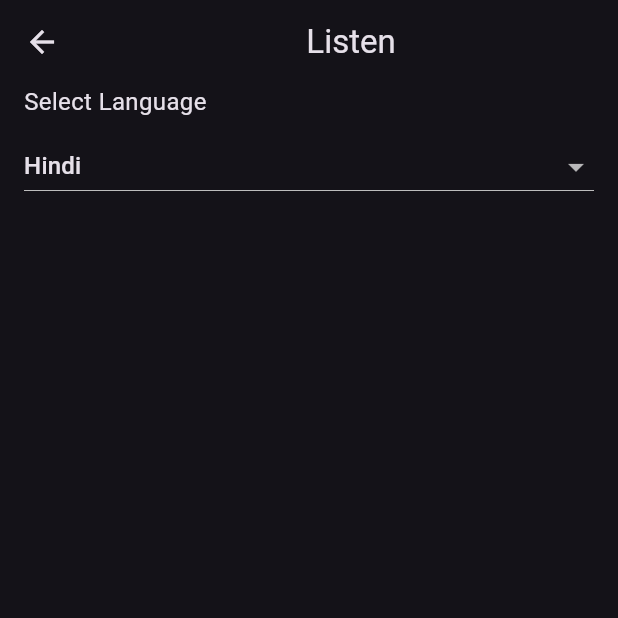
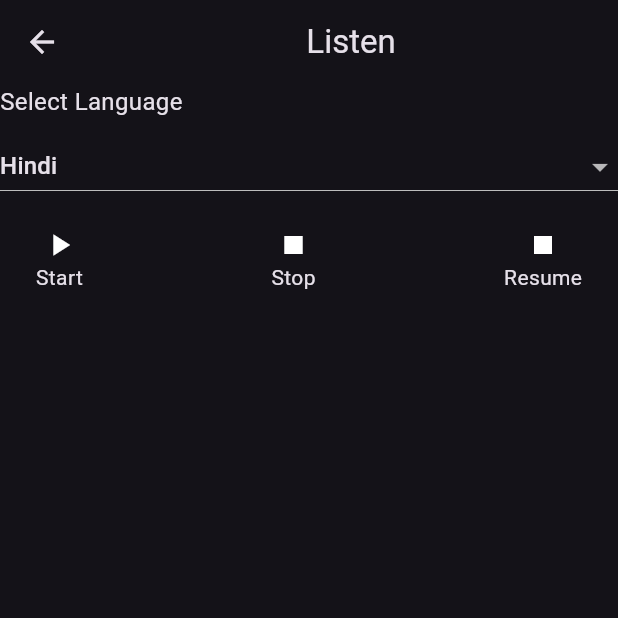
Before and after one commit to Cipher-Dark/ai_story_gen, a Flutter app: the FinalScreen screen opened directly with empty values, on a phone screen of 412 x 824 dp, the top half of it. Run offline on Flutter 3.47's test engine with Material 3 defaults, Android fonts, the phone set to English and light mode, and no system bars; our stand-ins replace flutter_tts, google_generative_ai.

Commit message:
text to voice implement

```diff
--- a/lib/screens/final_screen.dart
+++ b/lib/screens/final_screen.dart
@@ -1,8 +1,10 @@
 import 'dart:developer';
 
 import 'package:flutter/material.dart';
-import 'package:google_generative_ai/google_generative_ai.dart';
+import 'package:flutter/services.dart';
+import 'package:flutter_tts/flutter_tts.dart';
 
+// ignore: must_be_immutable
 class FinalScreen extends StatefulWidget {
   String data;
   FinalScreen({
@@ -16,6 +18,7 @@ class FinalScreen extends StatefulWidget {
 
 class _FinalScreenState extends State<FinalScreen> {
   String selectLanguage = 'Hindi'; // Default Language
+  FlutterTts flutterTts = FlutterTts();
 
   final List<String> language = [
     'Hindi',
@@ -23,17 +26,28 @@ class _FinalScreenState extends State<FinalScreen> {
     'French',
     'Japanese',
   ];
+  void _speak(String data) async {
+    await flutterTts.speak(data);
+  }
+
+  void _stop() async {
+    await flutterTts.stop();
+  }
+
+  void _resume() {
+    flutterTts.continueHandler;
+  }
+
   @override
   Widget build(BuildContext context) {
     return Scaffold(
       appBar: AppBar(
         title: const Center(child: Text("Listen")),
       ),
-      body: Row(
+      body: Column(
         children: [
           const SizedBox(width: 16),
-          Expanded(
-            child: _buildDropdown(
+          _buildDropdown(
             'Select Language',
             language,
             selectLanguage,
@@ -44,8 +58,44 @@ class _FinalScreenState extends State<FinalScreen> {
               log(selectLanguage);
             },
           ),
+          const SizedBox(height: 16),
+          Row(mainAxisAlignment: MainAxisAlignment.spaceAround, children: [
+            Center(
+              child: Column(children: [
+                InkWell(
+                  onTap: () {
+                    _speak(widget.data);
+                  },
+                  child: const Icon(Icons.play_arrow),
                 ),
-          const SizedBox(width: 16),
+                const Text("Start"),
+              ]),
+            ),
+            const SizedBox(width: 30),
+            Center(
+              child: Column(children: [
+                InkWell(
+                  onTap: () {
+                    _stop();
+                  },
+                  child: const Icon(Icons.stop),
+                ),
+                const Text("Stop"),
+              ]),
+            ),
+            const SizedBox(width: 30),
+            Center(
+              child: Column(children: [
+                InkWell(
+                  onTap: () {
+                    _resume();
+                  },
+                  child: const Icon(Icons.stop),
+                ),
+                const Text("Resume"),
+              ]),
+            ),
+          ]),
         ],
       ),
     );
--- a/pubspec.yaml
+++ b/pubspec.yaml
@@ -27,6 +27,7 @@ dependencies:
   provider: ^6.1.2
   google_generative_ai: ^0.4.6
   flutter_dotenv: ^5.2.1
+  flutter_tts: ^4.2.0
 
 dev_dependencies:
   flutter_test:
```
Also changed, not shown: lib/screens/output_screen.dart (+5 -8 lines), pubspec.lock, 6 other files. Lines whose indentation alone changed are shown as unchanged.
